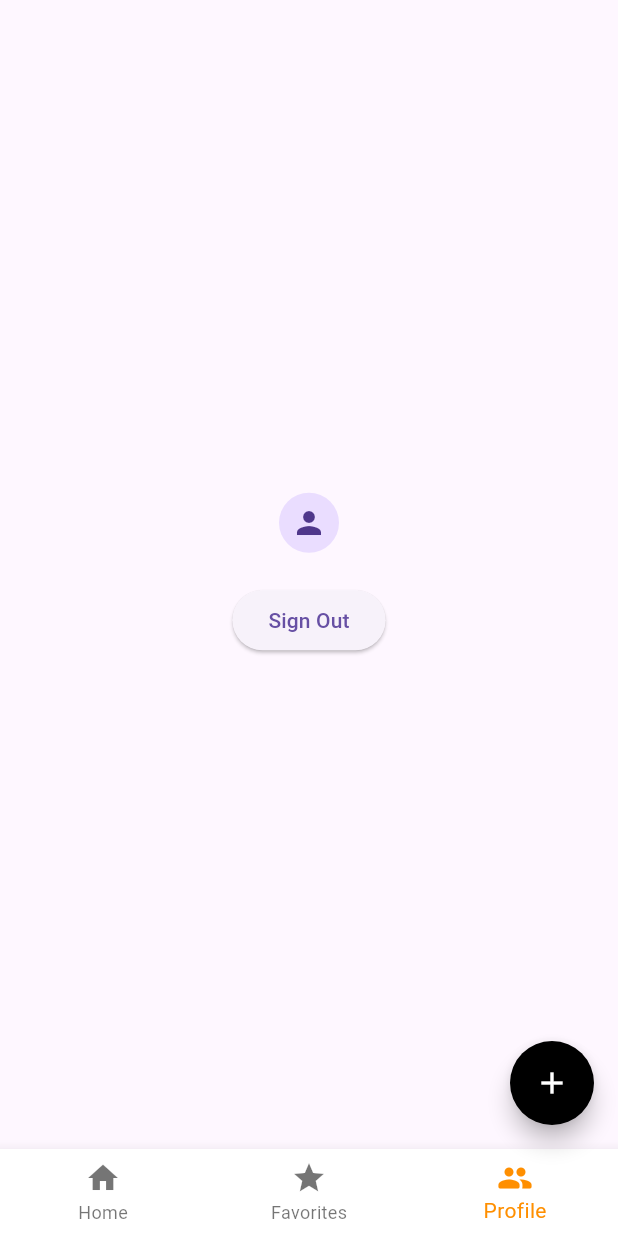
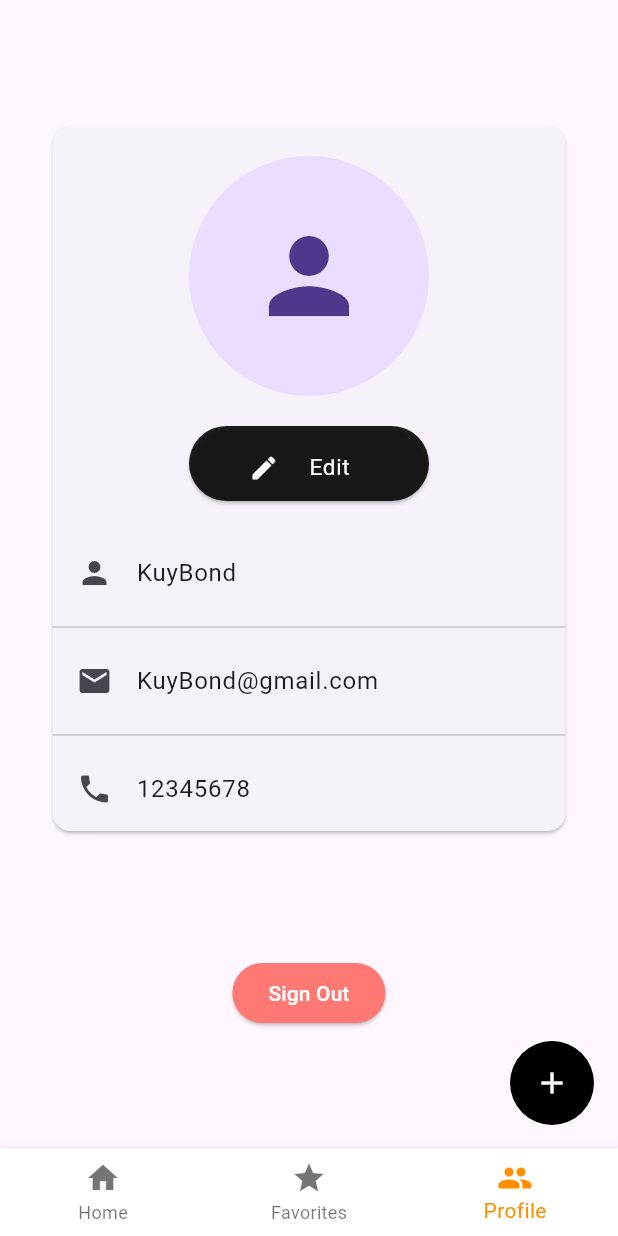
Before and after one commit to AtomParameth/Mobile-Application-Dorm-Dee, a Flutter app: the screen it shows once a user with an empty profile is signed in, item 3 of the bottom bar chosen, on a phone screen of 412 x 824 dp. Run offline on Flutter 3.47's test engine with Material 3 defaults, Android fonts, the phone set to English and light mode, and no system bars; our stand-ins replace cloud_firestore, firebase_auth, firebase_core, get; accounts and stored records are empty.

Commit message:
update profile ui

```diff
--- a/dormdee/lib/pages/home_page.dart
+++ b/dormdee/lib/pages/home_page.dart
@@ -23,7 +23,7 @@ class _HomePageState extends State<HomePage> {
       'Index 0: Home',
     ),
     Text(
-      'Index 1: Notifications',
+      'Index 1: Favorites Page',
     ),
     ProfilePage()
   ];
@@ -51,6 +51,7 @@ class _HomePageState extends State<HomePage> {
         backgroundColor: Colors.white,
       ),
       floatingActionButton: FloatingActionButton(
+          elevation: double.infinity,
           backgroundColor: Colors.black,
           onPressed: () {
             Navigator.of(context).push(
--- a/dormdee/lib/pages/profile_page.dart
+++ b/dormdee/lib/pages/profile_page.dart
@@ -1,25 +1,81 @@
 import 'package:flutter/material.dart';
 import 'package:firebase_auth/firebase_auth.dart';
 
-class ProfilePage extends StatelessWidget {
+class ProfilePage extends StatefulWidget {
   const ProfilePage({Key? key}) : super(key: key);
 
   @override
+  State<ProfilePage> createState() => _ProfilePageState();
+}
+
+class _ProfilePageState extends State<ProfilePage> {
+  @override
   Widget build(BuildContext context) {
-    return Center(
-        child: Column(
-      mainAxisAlignment: MainAxisAlignment.center,
+    return Column(
+      mainAxisAlignment: MainAxisAlignment.spaceEvenly,
       children: [
-        CircleAvatar(
-          child: const Icon(Icons.person),
+        SizedBox(
+          width: 350,
+          child: Card(
+            child: Column(
+              crossAxisAlignment: CrossAxisAlignment.center,
+              children: [
+                const SizedBox(height: 20.0),
+                const CircleAvatar(
+                  radius: 80,
+                  child: Icon(
+                    Icons.person,
+                    size: 80,
+                  ),
+                ),
+                const SizedBox(height: 20.0),
+                ElevatedButton(
+                  style: ElevatedButton.styleFrom(
+                      maximumSize: const Size(160, 50),
+                      backgroundColor: Colors.black87),
+                  onPressed: () {},
+                  child: const ListTile(
+                    leading: Icon(
+                      Icons.edit,
+                      color: Colors.white,
+                      size: 20,
+                    ),
+                    title: Text(
+                      "Edit",
+                      style: TextStyle(color: Colors.white, fontSize: 15),
+                    ),
+                  ),
+                ),
+                const SizedBox(height: 20.0),
+                const ListTile(
+                  leading: Icon(Icons.person),
+                  title: Text("KuyBond"),
+                ),
+                const Divider(),
+                const ListTile(
+                  leading: Icon(Icons.email),
+                  title: Text("KuyBond@gmail.com"),
+                ),
+                const Divider(),
+                const ListTile(
+                  leading: Icon(Icons.phone),
+                  title: Text("12345678"),
+                ),
+              ],
+            ),
+          ),
         ),
-        Text(FirebaseAuth.instance.currentUser!.displayName.toString()),
         ElevatedButton(
+            style: ElevatedButton.styleFrom(
+                backgroundColor: const Color.fromARGB(255, 255, 121, 116)),
             onPressed: () {
               FirebaseAuth.instance.signOut();
             },
-            child: const Text("Sign Out")),
+            child: const Text(
+              "Sign Out",
+              style: TextStyle(color: Colors.white),
+            )),
       ],
-    ));
+    );
   }
 }
```
